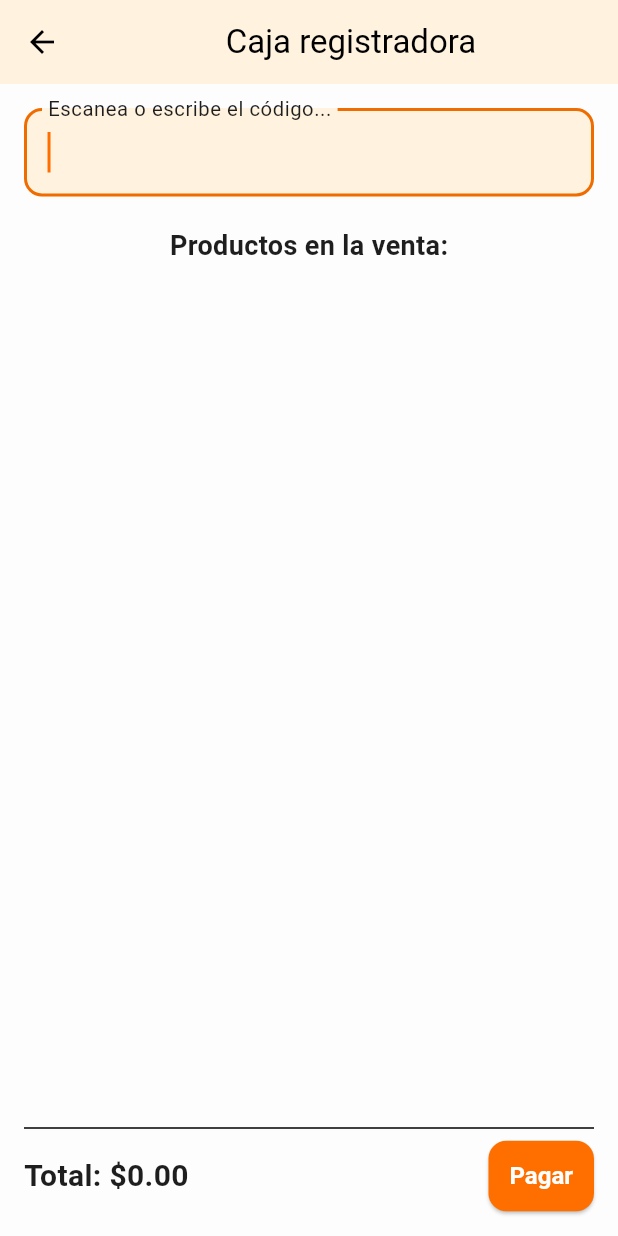
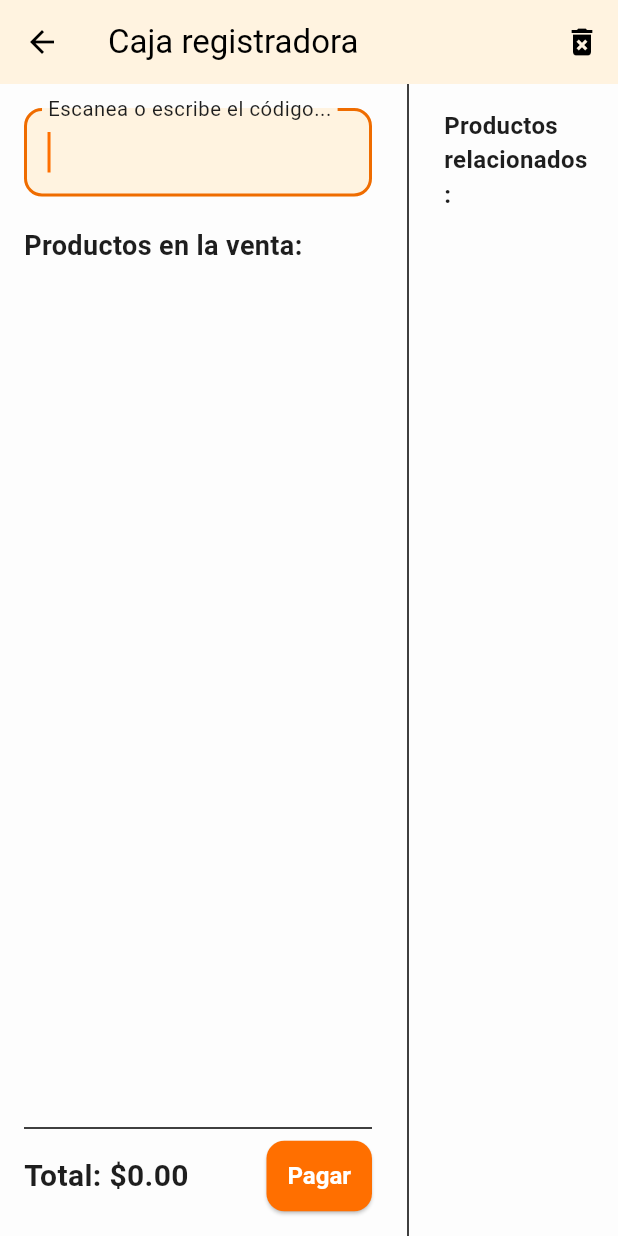
Before and after one commit to My3009appdevelper/pharma-pos, a Flutter app: the VentasPage screen opened directly, on a phone screen of 412 x 824 dp. Run offline on Flutter 3.47's test engine with Material 3 defaults, Android fonts, the phone set to English and light mode, and no system bars; our stand-ins replace csv, file_picker, shared_preferences, sqflite_common_ffi; accounts and stored records are empty; Roboto replaces fonts that are missing (TafelSansProLight).

Commit message:
Productos relacionados

```diff
--- a/lib/features/ventas/ventas_page.dart
+++ b/lib/features/ventas/ventas_page.dart
@@ -21,6 +21,7 @@ class _VentasPageState extends State<VentasPage> {
   final TextEditingController _codigoController = TextEditingController();
   final FocusNode _codigoFocus = FocusNode();
   bool _isLoading = false;
+  ProductoModel? _productoSeleccionado;
 
   @override
   void dispose() {
@@ -40,7 +41,9 @@ class _VentasPageState extends State<VentasPage> {
     );
 
     final producto = inventarioProvider.obtenerPorCodigo(codigo.trim());
-    if (producto != null) {
+    setState(() => _productoSeleccionado = producto);
+
+    if (producto != null && producto.stock > 0) {
       detalleProvider.agregarDetalle(
         DetalleVentaModel(
           uuidVenta: '',
@@ -55,38 +58,34 @@ class _VentasPageState extends State<VentasPage> {
         ),
       );
     } else {
-      ScaffoldMessenger.of(
-        context,
-      ).showSnackBar(const SnackBar(content: Text('Producto no encontrado')));
+      ScaffoldMessenger.of(context).showSnackBar(
+        const SnackBar(content: Text('Producto no encontrado o sin stock')),
+      );
     }
 
     _codigoController.clear();
-    _codigoFocus.requestFocus(); // <- vuelve a enfocar automáticamente
+    _codigoFocus.requestFocus();
   }
 
   Future<void> procesarPago(BuildContext context) async {
-    setState(() {
-      _isLoading = true;
-    });
-
+    setState(() => _isLoading = true);
     final ventaProvider = Provider.of<VentaProvider>(context, listen: false);
-    final detalleVentaProvider = Provider.of<DetalleVentaProvider>(
+    final detalleProvider = Provider.of<DetalleVentaProvider>(
       context,
       listen: false,
     );
-    final usuarioActual = Provider.of<UserProvider>(
+    final usuario = Provider.of<UserProvider>(
       context,
       listen: false,
     ).usuarioActual;
 
     try {
-      final detalles = detalleVentaProvider.detalles;
+      final detalles = detalleProvider.detalles;
       if (detalles.isEmpty) throw Exception("No hay productos en la venta.");
 
       final now = DateTime.now();
       final uuid = const Uuid().v4();
       final folio = 'FOLIO-${now.microsecondsSinceEpoch}';
-
       final subtotal = detalles.fold(
         0.0,
         (s, d) => s + d.precioUnitario * d.cantidad,
@@ -98,8 +97,8 @@ class _VentasPageState extends State<VentasPage> {
         uuid: uuid,
         folio: folio,
         fecha: now,
-        idSucursal: usuarioActual?.idSucursal ?? 0,
-        idUsuario: usuarioActual?.id ?? 0,
+        idSucursal: usuario?.idSucursal ?? 0,
+        idUsuario: usuario?.id ?? 0,
         total: total,
         subtotal: subtotal,
         descuentoTotal: descuentoTotal,
@@ -110,8 +109,7 @@ class _VentasPageState extends State<VentasPage> {
       );
 
       await ventaProvider.procesarVenta(venta, detalles);
-      detalleVentaProvider.limpiarDetalles();
-
+      detalleProvider.limpiarDetalles();
       ScaffoldMessenger.of(context).showSnackBar(
         const SnackBar(content: Text('✅ Venta registrada correctamente')),
       );
@@ -120,9 +118,28 @@ class _VentasPageState extends State<VentasPage> {
         SnackBar(content: Text('❌ Error al registrar la venta: $e')),
       );
     } finally {
-      setState(() {
-        _isLoading = false;
-      });
+      setState(() => _isLoading = false);
+    }
+  }
+
+  List<ProductoModel> _obtenerRelacionados(
+    ProductoModel? base,
+    List<ProductoModel> inventario,
+  ) {
+    if (base == null || base.codigo.isEmpty) return inventario.take(5).toList();
+    if (base.productosRelacionados.isNotEmpty) {
+      return inventario
+          .where((p) => base.productosRelacionados.contains(p.codigo))
+          .toList();
+    } else {
+      return inventario
+          .where(
+            (p) =>
+                p.codigo != base.codigo &&
+                p.categorias.any((cat) => base.categorias.contains(cat)),
+          )
+          .take(5)
+          .toList();
     }
   }
 
@@ -130,12 +147,35 @@ class _VentasPageState extends State<VentasPage> {
   Widget build(BuildContext context) {
     final detalleProvider = Provider.of<DetalleVentaProvider>(context);
     final inventarioProvider = Provider.of<InventarioProvider>(context);
+    final relacionados = _obtenerRelacionados(
+      _productoSeleccionado,
+      inventarioProvider.productos,
+    );
 
     return Scaffold(
-      appBar: AppBar(title: Center(child: Text('Caja registradora'))),
-      body: Padding(
+      appBar: AppBar(
+        title: const Text('Caja registradora'),
+        actions: [
+          IconButton(
+            icon: const Icon(Icons.delete_forever),
+            tooltip: 'Limpiar venta',
+            onPressed: () {
+              Provider.of<DetalleVentaProvider>(
+                context,
+                listen: false,
+              ).limpiarDetalles();
+            },
+          ),
+        ],
+      ),
+      body: Row(
+        children: [
+          Expanded(
+            flex: 2,
+            child: Padding(
               padding: const EdgeInsets.all(16),
               child: Column(
+                crossAxisAlignment: CrossAxisAlignment.start,
                 children: [
                   TextFormField(
                     controller: _codigoController,
@@ -145,7 +185,8 @@ class _VentasPageState extends State<VentasPage> {
                       labelText: 'Escanea o escribe el código...',
                       border: OutlineInputBorder(),
                     ),
-              onFieldSubmitted: (codigo) => _procesarCodigo(context, codigo),
+                    onFieldSubmitted: (codigo) =>
+                        _procesarCodigo(context, codigo),
                   ),
                   const SizedBox(height: 20),
                   const Text(
@@ -157,7 +198,8 @@ class _VentasPageState extends State<VentasPage> {
                       itemCount: detalleProvider.detalles.length,
                       itemBuilder: (context, index) {
                         final d = detalleProvider.detalles[index];
-                  final producto = inventarioProvider.productos.firstWhere(
+                        final producto = inventarioProvider.productos
+                            .firstWhere(
                               (p) => p.id == d.idProducto,
                               orElse: () => ProductoModel.empty(),
                             );
@@ -195,6 +237,41 @@ class _VentasPageState extends State<VentasPage> {
                 ],
               ),
             ),
+          ),
+          const VerticalDivider(),
+          Expanded(
+            flex: 1,
+            child: Padding(
+              padding: const EdgeInsets.all(16),
+              child: Column(
+                crossAxisAlignment: CrossAxisAlignment.start,
+                children: [
+                  const Text(
+                    'Productos relacionados:',
+                    style: TextStyle(fontWeight: FontWeight.bold),
+                  ),
+                  const SizedBox(height: 8),
+                  Expanded(
+                    child: ListView.builder(
+                      itemCount: relacionados.length,
+                      itemBuilder: (context, index) {
+                        final p = relacionados[index];
+                        return ListTile(
+                          title: Text(p.nombre),
+                          subtitle: Text(
+                            'Precio: \$${p.precio.toStringAsFixed(2)}',
+                          ),
+                          onTap: () => _procesarCodigo(context, p.codigo),
+                        );
+                      },
+                    ),
+                  ),
+                ],
+              ),
+            ),
+          ),
+        ],
+      ),
     );
   }
 }
--- a/lib/main.dart
+++ b/lib/main.dart
@@ -19,7 +19,7 @@ void main() async {
   sqfliteFfiInit();
   databaseFactory = databaseFactoryFfi;
 
-  //await DatabaseService.borrarBaseDeDatos();
+  await DatabaseService.borrarBaseDeDatos();
 
   await DatabaseService.database;
 
```
Also changed, not shown: lib/core/services/inventario_service.dart (+12 -10 lines). Lines whose indentation alone changed are shown as unchanged.
